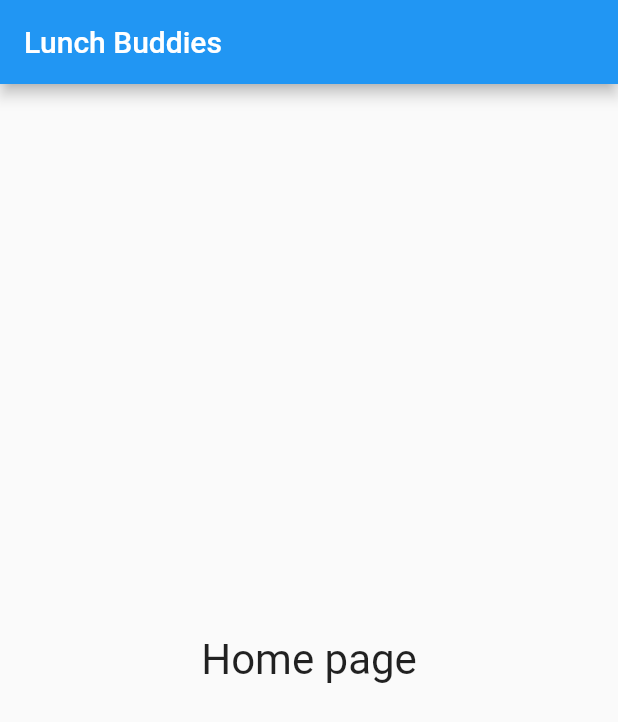
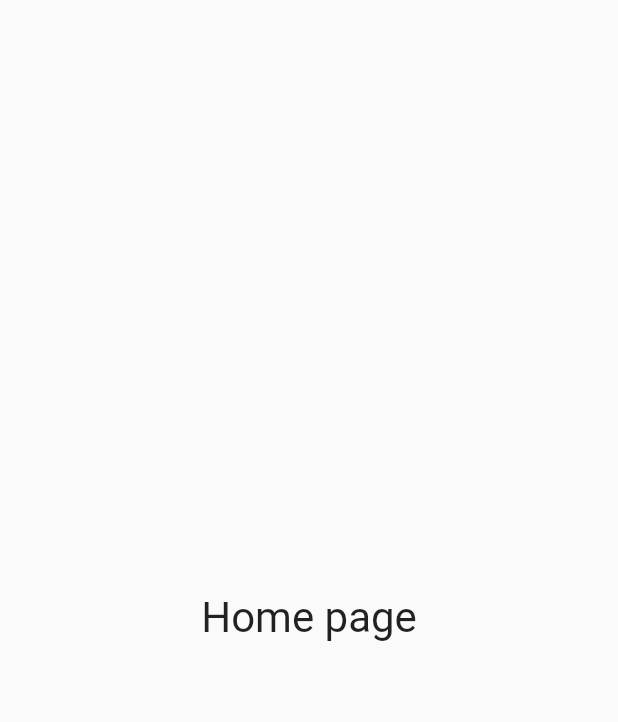
Before and after one commit to YuvinR/Flutter-Project, a Flutter app: the screen it shows after launch, on a phone screen of 412 x 824 dp. Shown: the top 722 px of the screen. Run offline on Flutter 3.47's test engine with Material 2 defaults, Android fonts, the phone set to English and light mode, and no system bars; our stand-ins replace splashscreen.

Commit message:
removed top bar

```diff
--- a/Front-End/LunchBuddies/lib/main.dart
+++ b/Front-End/LunchBuddies/lib/main.dart
@@ -42,7 +42,7 @@ class SecondScreen extends StatelessWidget {
   @override
   Widget build(BuildContext context) {
     return Scaffold(
-      appBar: AppBar(title: Text("Lunch Buddies")),
+
       body: Center(
           child: Text(
         "Home page",
```
